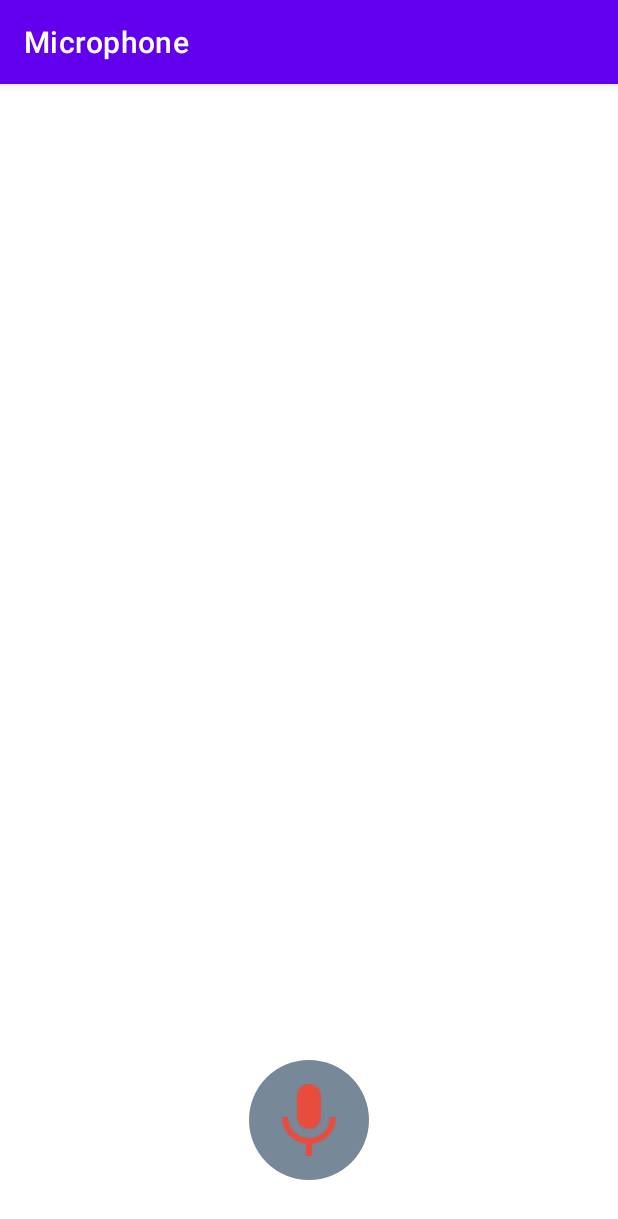
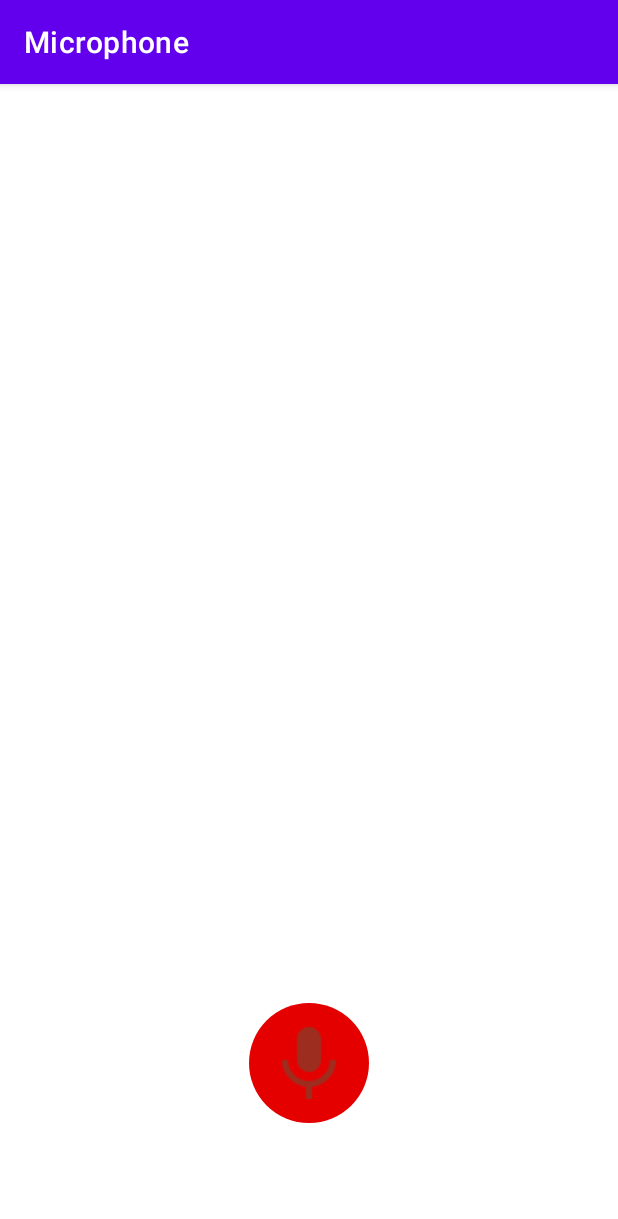
Before and after one commit to thuhdo/microphone, an Android app: the screen it shows after launch (MainActivity), after a tap on an icon or button, on a phone screen of 412 x 824 dp. Shown: the top 1219 px of the screen. Run offline under Robolectric (Android 15) with nearby library versions, the phone set to English and light mode, and no system bars.

Commit message:
change record button appearace to indicate its state, get external storage path by getExternalFilesDir instead of getExternalStorageDirectory

```diff
--- a/app/src/main/java/edu/fandm/thuhdo/microphone/MainActivity.java
+++ b/app/src/main/java/edu/fandm/thuhdo/microphone/MainActivity.java
@@ -92,7 +92,8 @@ public class MainActivity extends AppCompatActivity {
      * Starts the recording and sets the output file path
      */
     private void startRecording() {
-        //recordButton.setBackgroundResource(R.drawable.record_button);
+        setRecordButtonProperties(R.drawable.red_background_round, R.drawable.mic_more_red);
+
         recorder = new MediaRecorder();
         recorder.setAudioSource(MediaRecorder.AudioSource.MIC);
         recorder.setOutputFormat(MediaRecorder.OutputFormat.THREE_GPP);
@@ -132,6 +133,8 @@ public class MainActivity extends AppCompatActivity {
         recorder.stop();
         recorder.reset();
         recorder.release();
+
+        setRecordButtonProperties(R.drawable.grey_background_round, R.drawable.mic_red);
 
         updateAddedAudioFiles();
     }
@@ -234,7 +237,8 @@ public class MainActivity extends AppCompatActivity {
      */
     private void createAudioFolder() {
 
-        File folder = new File(Environment.getExternalStorageDirectory(), "Microphone");
+        File folder = new File(MainActivity.this.getExternalFilesDir(null), "Microphone");
+        Log.d(TAG, "Folder path is " + folder.getAbsolutePath());
         boolean created = folder.mkdirs(); // creates folder if not exists
 
         if (created) {
@@ -297,4 +301,9 @@ public class MainActivity extends AppCompatActivity {
         AudioItemAdapter.longClickItemIdx = -1; // sets to -1 so no item is qualified as being long-pressed
         audioRV.getAdapter().notifyItemChanged(audioPos);
     }
+
+    private void setRecordButtonProperties(int background, int imageIcon) {
+        recordButton.setBackgroundResource(background);
+        recordButton.setImageResource(imageIcon);
+    }
 }
--- a/app/src/main/res/drawable/grey_background_round.xml
+++ b/app/src/main/res/drawable/red_background_round.xml
@@ -2,7 +2,7 @@
 <shape xmlns:android="http://schemas.android.com/apk/res/android"
     android:shape="oval" >
     <gradient
-        android:startColor="#778899"
-        android:endColor="#778899"
+        android:startColor="#e50000"
+        android:endColor="#e50000"
         android:angle="270" />
 </shape>
--- a/app/src/main/res/layout/activity_main.xml
+++ b/app/src/main/res/layout/activity_main.xml
@@ -16,7 +16,7 @@
             android:id="@+id/audioRV"
             android:layout_width="match_parent"
             android:layout_height="0dp"
-            android:layout_weight="8"
+            android:layout_weight="7"
             android:padding="8dp"
             app:layout_constraintTop_toTopOf="parent"
             app:layout_constraintBottom_toTopOf="@+id/view" />
@@ -24,7 +24,7 @@
         <LinearLayout
             android:layout_width="match_parent"
             android:layout_height="0dp"
-            android:layout_weight="2"
+            android:layout_weight="3"
             android:orientation="vertical"
             android:gravity="center"
             app:layout_constraintBottom_toBottomOf="parent"
```
Also changed, not shown: app/src/main/res/drawable/mic_gray.png (added), app/src/main/res/drawable/mic_more_red.png (added).
